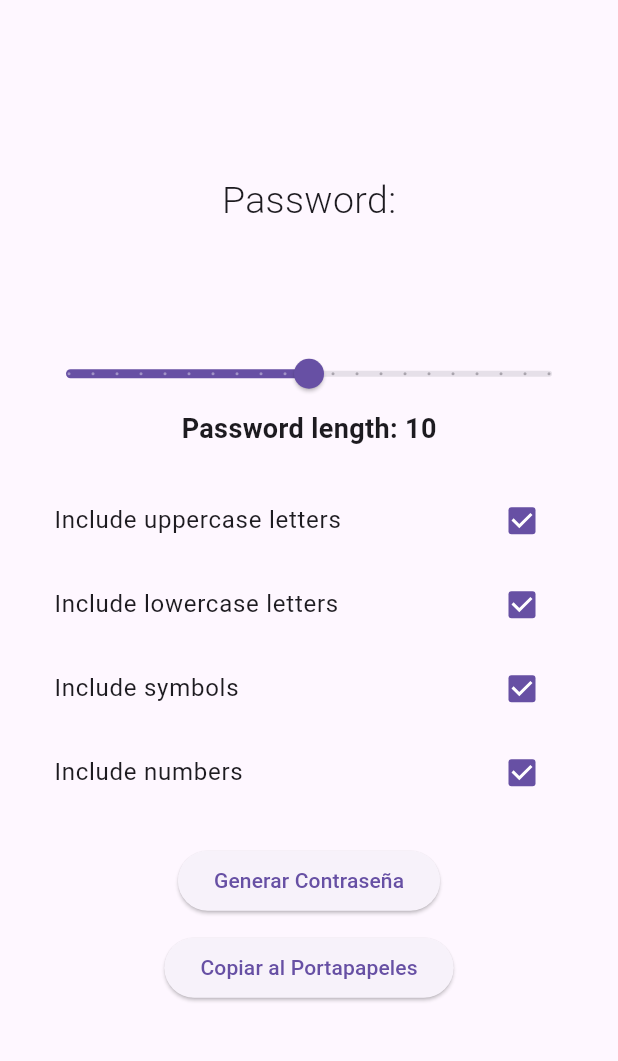
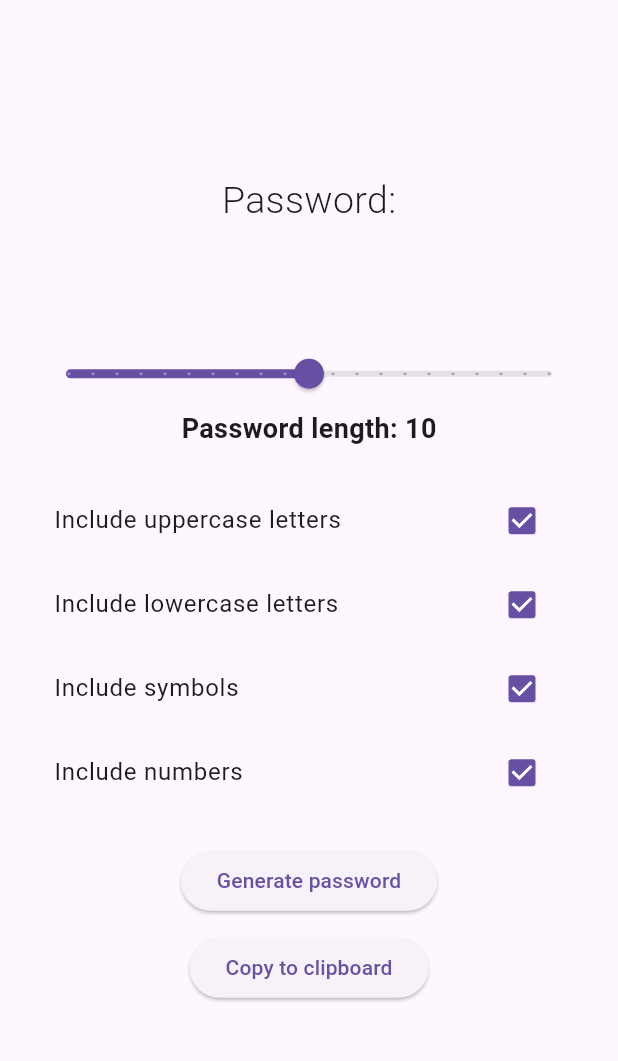
Before and after one commit to Igniz2001/Password-generator, a Flutter app: the screen it shows after launch, on a phone screen of 412 x 824 dp, the part 71-1132 px from its top. Run offline on Flutter 3.47's test engine with Material 3 defaults, Android fonts, the phone set to English and light mode, and no system bars.

Commit message:
Update main.dart
Textos faltantes en inglés

```diff
--- a/password_generator/lib/main.dart
+++ b/password_generator/lib/main.dart
@@ -51,7 +51,7 @@ class _PasswordGeneratorState extends State<PasswordGenerator> {
     Clipboard.setData(ClipboardData(text: generatedPassword));
     ScaffoldMessenger.of(context).showSnackBar(
       SnackBar(
-        content: Text('Contraseña copiada al portapapeles'),
+        content: Text('Copied to clipboard!'),
       ),
     );
   }
@@ -146,14 +146,14 @@ class _PasswordGeneratorState extends State<PasswordGenerator> {
                 onPressed: () {
                   generatePassword();
                 },
-                child: Text('Generar Contraseña'),
+                child: Text('Generate password'),
               ),
               SizedBox(height: 10.0),
               ElevatedButton(
                 onPressed: () {
                   copyToClipboard();
                 },
-                child: Text('Copiar al Portapapeles'),
+                child: Text('Copy to clipboard'),
               ),
             ],
           ),
```
